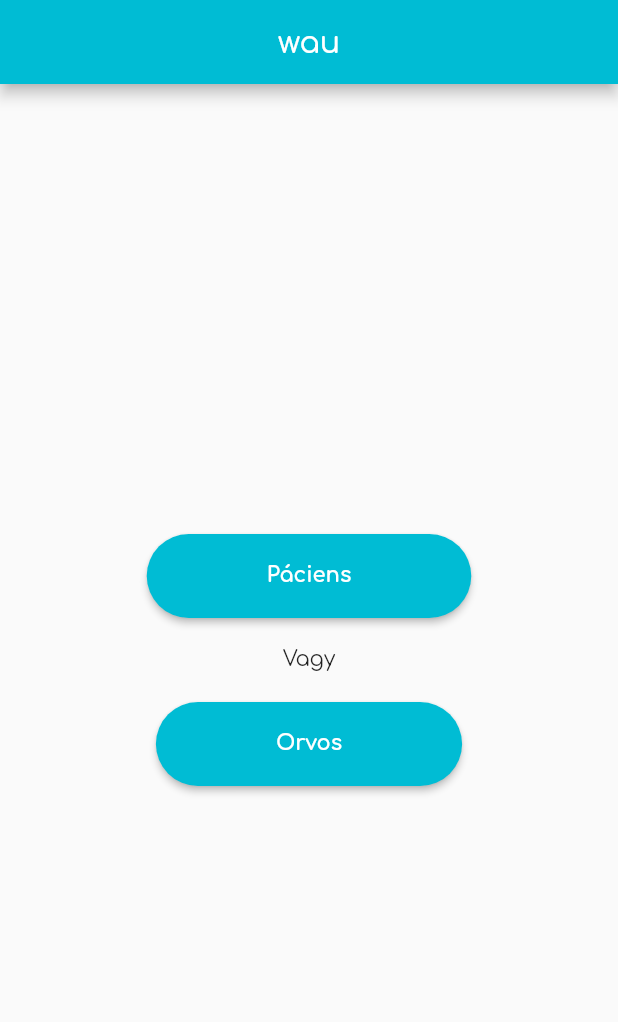
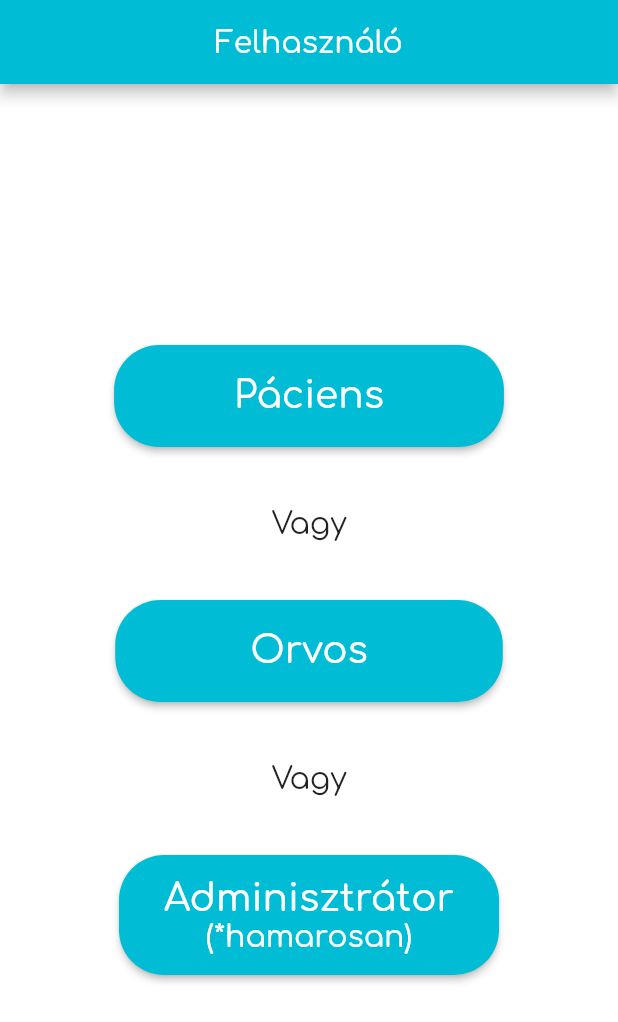
Before and after one commit to adamkekesi/VaccinationHelper, a Flutter app: the screen it shows after launch, on a phone screen of 412 x 824 dp. Shown: the top 1022 px of the screen. Run offline on Flutter 3.47's test engine with Material 2 defaults, Android fonts, the phone set to English and light mode, and no system bars; our stand-ins replace async_redux, built_collection, built_value, flutter_spinkit, shared_preferences; accounts and stored records are empty; generated files the repository leaves out were written again.

```diff
--- a/vaccination_helper/lib/main.dart
+++ b/vaccination_helper/lib/main.dart
@@ -5,7 +5,7 @@ import 'package:vaccination_helper/core/redux/store.dart';
 import 'package:vaccination_helper/core/settings/settings_persist.dart';
 import 'package:vaccination_helper/helpers/rest/rest_client.dart';
 import 'package:async_redux/async_redux.dart';
-import 'package:vaccination_helper/pages/home_page/home.dart';
+import 'package:vaccination_helper/pages/account_type_page/account_type_page.dart';
 import 'package:vaccination_helper/pages/loading_page/loading.dart';
 
 void main() async {
@@ -29,6 +29,6 @@ class VaccinationApp extends StatelessWidget {
 
   @override
   Widget build(BuildContext context) {
-    return MaterialApp(title: 'Vaccination Helper', home: Home());
+    return MaterialApp(title: 'Vaccination Helper', home: AccountType());
   }
 }
--- /dev/null
+++ b/vaccination_helper/lib/pages/account_type_page/account_type_page.dart
@@ -0,0 +1,110 @@
+import 'package:flutter/material.dart';
+import 'package:flutter_spinkit/flutter_spinkit.dart';
+import 'package:vaccination_helper/core/translation/translator.dart';
+import 'package:vaccination_helper/pages/loading_page/loading.dart';
+
+class AccountType extends StatelessWidget {
+  AccountType({this.translator});
+  Translator translator;
+  @override
+  Widget build(BuildContext context) {
+    return Scaffold(
+      backgroundColor: Colors.white,
+      appBar: AppBar(
+        title: Text(
+          'Felhasználó',
+          style: TextStyle(fontFamily: 'Comfortaa'),
+        ),
+        centerTitle: true,
+        backgroundColor: Colors.cyan,
+      ),
+      body: Center(
+        child: Column(
+          mainAxisSize: MainAxisSize.min,
+          children: [
+            RaisedButton(
+              padding: EdgeInsets.symmetric(vertical: 20, horizontal: 80),
+              onPressed: () {
+                Navigator.push(context,
+                    new MaterialPageRoute(builder: (context) => new Loading()));
+              },
+              color: Colors.cyan[500],
+              shape: RoundedRectangleBorder(
+                  borderRadius: BorderRadius.all(Radius.circular(30))),
+              child: Text(
+                "Páciens",
+                style: TextStyle(
+                  color: Colors.white,
+                  fontFamily: 'Comfortaa',
+                  fontSize: 25,
+                ),
+              ),
+            ),
+            SizedBox(
+              height: 40,
+            ),
+            Text(
+              "Vagy",
+              style: TextStyle(fontFamily: 'Comfortaa', fontSize: 20),
+            ),
+            SizedBox(
+              height: 40,
+            ),
+            RaisedButton(
+              padding: EdgeInsets.symmetric(vertical: 20, horizontal: 90),
+              onPressed: () {
+                Navigator.push(context,
+                    new MaterialPageRoute(builder: (context) => new Loading()));
+              },
+              color: Colors.cyan[500],
+              shape: RoundedRectangleBorder(
+                  borderRadius: BorderRadius.all(Radius.circular(30))),
+              child: Text(
+                "Orvos",
+                style: TextStyle(
+                  color: Colors.white,
+                  fontFamily: 'Comfortaa',
+                  fontSize: 25,
+                ),
+              ),
+            ),
+            SizedBox(
+              height: 40,
+            ),
+            Text(
+              "Vagy",
+              style: TextStyle(fontFamily: 'Comfortaa', fontSize: 20),
+            ),
+            SizedBox(
+              height: 40,
+            ),
+            RaisedButton(
+              padding: EdgeInsets.symmetric(vertical: 15, horizontal: 30),
+              onPressed: () {},
+              color: Colors.cyan[500],
+              shape: RoundedRectangleBorder(
+                  borderRadius: BorderRadius.all(Radius.circular(30))),
+              child: Column(children: [
+                Text(
+                  "Adminisztrátor",
+                  style: TextStyle(
+                    color: Colors.white,
+                    fontFamily: 'Comfortaa',
+                    fontSize: 25,
+                  ),
+                ),
+                Text(
+                  "(*hamarosan)",
+                  style: TextStyle(
+                      color: Colors.white,
+                      fontFamily: 'Comfortaa',
+                      fontSize: 20),
+                ),
+              ]),
+            ),
+          ],
+        ),
+      ),
+    );
+  }
+}
--- a/vaccination_helper/lib/pages/home_page/home.dart
+++ /dev/null
@@ -1,64 +0,0 @@
-import 'package:flutter/material.dart';
-import 'package:flutter_spinkit/flutter_spinkit.dart';
-
-class Home extends StatelessWidget {
-  @override
-  Widget build(BuildContext context) {
-    return Scaffold(
-      appBar: AppBar(
-        title: Text(
-          'wau',
-          style: TextStyle(fontFamily: 'Comfortaa'),
-        ),
-        centerTitle: true,
-        backgroundColor: Colors.cyan,
-      ),
-      body: Center(
-        child: Column(
-          mainAxisSize: MainAxisSize.min,
-          children: [
-            RaisedButton(
-              padding: EdgeInsets.symmetric(vertical: 20, horizontal: 80),
-              onPressed: () {},
-              color: Colors.cyan,
-              shape: RoundedRectangleBorder(
-                  borderRadius: BorderRadius.all(Radius.circular(30))),
-              child: Text(
-                "Páciens",
-                style: TextStyle(
-                    color: Colors.white,
-                    fontFamily: 'Comfortaa',
-                    fontWeight: FontWeight.bold),
-              ),
-            ),
-            SizedBox(
-              height: 20,
-            ),
-            Text(
-              "Vagy",
-              style: TextStyle(fontFamily: 'Comfortaa'),
-            ),
-            SizedBox(
-              height: 20,
-            ),
-            RaisedButton(
-              padding: EdgeInsets.symmetric(vertical: 20, horizontal: 80),
-              onPressed: () {},
-              color: Colors.cyan,
-              shape: RoundedRectangleBorder(
-                  borderRadius: BorderRadius.all(Radius.circular(30))),
-              child: Text(
-                "Orvos",
-                style: TextStyle(
-                  color: Colors.white,
-                  fontFamily: 'Comfortaa',
-                  fontWeight: FontWeight.bold,
-                ),
-              ),
-            )
-          ],
-        ),
-      ),
-    );
-  }
-}
--- a/vaccination_helper/pubspec.yaml
+++ b/vaccination_helper/pubspec.yaml
@@ -57,7 +57,6 @@ flutter:
   # included with your application, so that you can use the icons in
   # the material Icons class.
   uses-material-design: true
-
   # To add assets to your application, add an assets section, like this:
   # assets:
   #   - images/a_dot_burr.jpeg
```
Also changed, not shown: vaccination_helper/bg/bg1.jpg (added).
